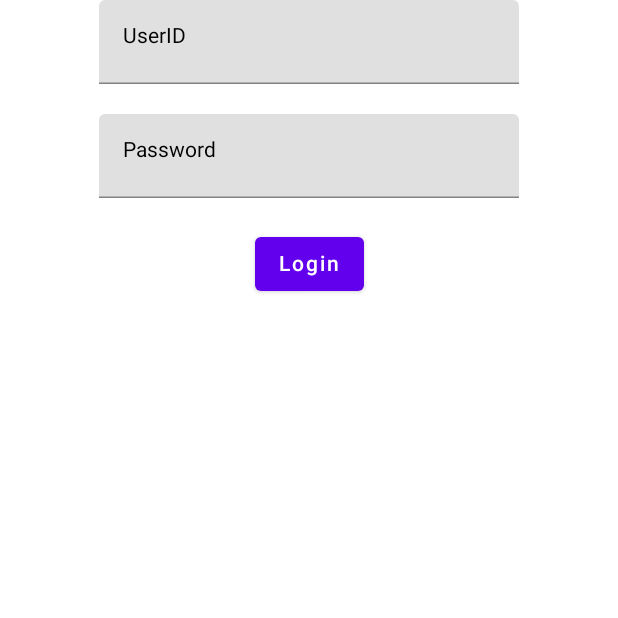
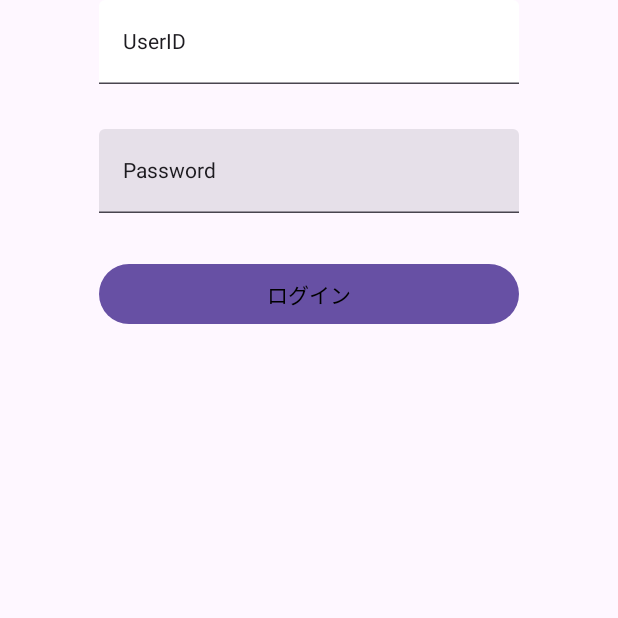
Before and after one commit to tkhs-dev/HandaiManager, an Android app built with Jetpack Compose: the composable LoginScreen shown on its own in the app's theme, on a phone screen of 412 x 824 dp, the top half of it. Run offline under Robolectric (Android 15) with nearby library versions, the light colour scheme and no system bars; 2 statements that could not run were skipped.

Commit message:
[Update] Material3に対応

```diff
--- a/shared/src/commonMain/kotlin/ui/page/home/HomeScreen.kt
+++ b/shared/src/commonMain/kotlin/ui/page/home/HomeScreen.kt
@@ -1,11 +1,9 @@
 package ui.page.home
 
-import androidx.compose.material.Button
-import androidx.compose.material.Text
+import androidx.compose.material3.Text
+import androidx.compose.material3.Button
 import androidx.compose.runtime.Composable
-import com.arkivanov.decompose.extensions.compose.jetbrains.stack.animation.slide
 import com.arkivanov.decompose.extensions.compose.jetbrains.stack.animation.stackAnimation
-import com.arkivanov.decompose.router.stack.pop
 import com.arkivanov.decompose.router.stack.push
 import io.github.xxfast.decompose.router.Router
 import io.github.xxfast.decompose.router.content.RoutedContent
@@ -27,9 +25,7 @@ fun HomeScreen() {
                 }
 
             Screen.Login ->
-                Button({router.pop()}) {
-                    Text("Login!!")
-                }
+                LoginScreen()
         }
     }
 }
--- a/shared/src/commonMain/kotlin/ui/page/login/LoginScreen.kt
+++ b/shared/src/commonMain/kotlin/ui/page/login/LoginScreen.kt
@@ -3,23 +3,28 @@ package ui.page.login
 import androidx.compose.foundation.layout.Arrangement
 import androidx.compose.foundation.layout.Column
 import androidx.compose.foundation.layout.fillMaxWidth
-import androidx.compose.material.Button
+import androidx.compose.foundation.layout.width
+import androidx.compose.material3.Button
 import androidx.compose.material.Text
-import androidx.compose.material.TextField
+import androidx.compose.material3.ExperimentalMaterial3Api
+import androidx.compose.material3.TextField
+import androidx.compose.material3.TextFieldDefaults
 import androidx.compose.runtime.Composable
 import androidx.compose.ui.Alignment
 import androidx.compose.ui.Modifier
+import androidx.compose.ui.graphics.Color
 import androidx.compose.ui.unit.dp
 
+@OptIn(ExperimentalMaterial3Api::class)
 @Composable
 fun LoginScreen() {
     Column(modifier = Modifier.fillMaxWidth(),
         horizontalAlignment = Alignment.CenterHorizontally,
-        verticalArrangement = Arrangement.spacedBy(20.dp)){
-        TextField(value = "UserID", onValueChange = {  })
+        verticalArrangement = Arrangement.spacedBy(30.dp)){
+        TextField(value = "UserID", onValueChange = {  },colors = TextFieldDefaults.textFieldColors(containerColor = Color.White))
         TextField(value = "Password", onValueChange = {  })
-        Button(onClick = {  }) {
-            Text("Login")
+        Button(onClick = {  }, modifier = Modifier.width(280.dp)) {
+            Text("ログイン")
         }
     }
 }
```
